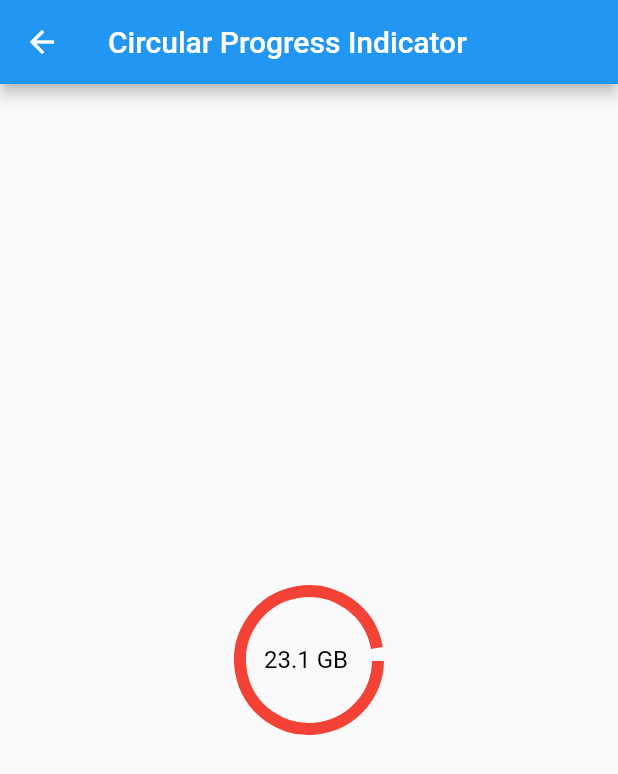
After one commit to nurnabi-flutter-excelitai/ui-practice, a Flutter app: the screen it shows after launch, after a tap on "SKIP", on a phone screen of 412 x 824 dp. The commit adds this screen. Shown: the top 774 px of the screen. Run offline on Flutter 3.47's test engine with Material 2 defaults, Android fonts, the light colour scheme and no system bars; our stand-ins replace dropdown_button2, flutter_screenutil; missing offline and left inert: onboarding.

Commit message:
circular progress indicator screen

```diff
--- /dev/null
+++ b/lib/screen/custom_progress_indicator.dart
@@ -0,0 +1,99 @@
+import 'package:flutter/material.dart';
+import 'dart:math';
+
+class CustomCircularProgressIndicator extends StatelessWidget {
+  final double size;
+  final double strokeWidth;
+  final Color color;
+  final double value;
+  final Widget? child;
+
+  CustomCircularProgressIndicator({
+    this.size = 50.0,
+    this.strokeWidth = 5.0,
+    this.color = Colors.red,
+    this.value = 0.97,
+    this.child,
+  });
+
+  @override
+  Widget build(BuildContext context) {
+    return Stack(
+      alignment: Alignment.center,
+      children: [
+        CustomPaint(
+          painter: _CustomCircularProgressPainter(
+            strokeWidth: strokeWidth,
+            color: color,
+            value: value,
+          ),
+          size: Size.square(size),
+        ),
+        if (child != null) child!,
+      ],
+    );
+  }
+}
+
+class _CustomCircularProgressPainter extends CustomPainter {
+  final double strokeWidth;
+  final Color color;
+  final double value;
+
+  _CustomCircularProgressPainter({
+    required this.strokeWidth,
+    required this.color,
+    required this.value,
+  });
+
+  @override
+  void paint(Canvas canvas, Size size) {
+    final center = Offset(size.width / 2, size.height / 2);
+    final radius = min(size.width / 2, size.height / 2) - (strokeWidth / 2);
+
+    final progressPaint = Paint()
+      ..color = color
+      ..strokeWidth = strokeWidth
+      ..style = PaintingStyle.stroke;
+
+    final double startAngle = -pi / 2 + (80 * pi / 180); // Convert degrees to radians
+    final double sweepAngle = -2 * pi * value;
+
+    canvas.drawArc(
+      Rect.fromCircle(center: center, radius: radius),
+      startAngle,
+      sweepAngle,
+      false,
+      progressPaint,
+    );
+  }
+
+  @override
+  bool shouldRepaint(_CustomCircularProgressPainter oldDelegate) {
+    return oldDelegate.value != value;
+  }
+}
+
+// Usage example
+class MyWidget extends StatelessWidget {
+  @override
+  Widget build(BuildContext context) {
+    return Scaffold(
+      appBar: AppBar(
+        title: Text('Circular Progress Indicator'),
+      ),
+      body: Center(
+        child: CustomCircularProgressIndicator(
+          size: 100.0,
+          strokeWidth: 8.0,
+          color: Colors.red,
+          value: 0.97,
+          child: Text(
+            '23.1 GB ',
+            style: TextStyle(fontSize: 16.0, color: Colors.black),
+          ),
+        ),
+      ),
+    );
+  }
+}
--- a/lib/screen/onboarding_screen.dart
+++ b/lib/screen/onboarding_screen.dart
@@ -4,6 +4,8 @@ import 'package:excel_it_task/utils/const_file.dart';
 import 'package:flutter/material.dart';
 import 'package:flutter_screenutil/flutter_screenutil.dart';
 import 'package:onboarding/onboarding.dart';
+
+import 'custom_progress_indicator.dart';
 
 // class OnboardingScreen extends StatefulWidget {
 //   const OnboardingScreen({Key? key}) : super(key: key);
@@ -335,7 +337,11 @@ class _OnboardingScreenState extends State<OnboardingScreen> {
                   ),
                 ),
               ],
-            )
+            ),
+            SizedBox(height: 10.h,),
+            TextButton(onPressed: (){
+              Navigator.push(context, MaterialPageRoute(builder: (context)=>MyWidget()));
+            }, child: Text('SKIP',style: onBordingScreenTextStyle(),))
           ],
         ),
       ),
--- a/pubspec.yaml
+++ b/pubspec.yaml
@@ -38,6 +38,7 @@ dependencies:
   flutter_screenutil:
   dropdown_button2: ^2.1.2
   onboarding: ^3.1.0
+  percent_indicator: ^4.0.1
 
 dev_dependencies:
   flutter_test:
```
Also changed, not shown: lib/screen/login_screen.dart (added), pubspec.lock.
